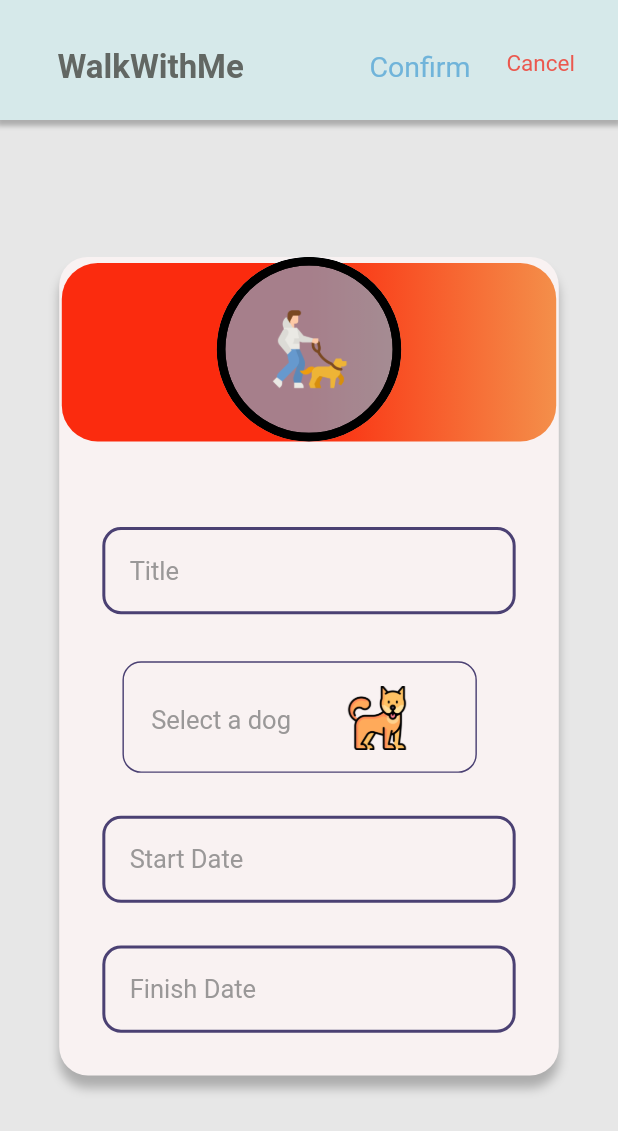
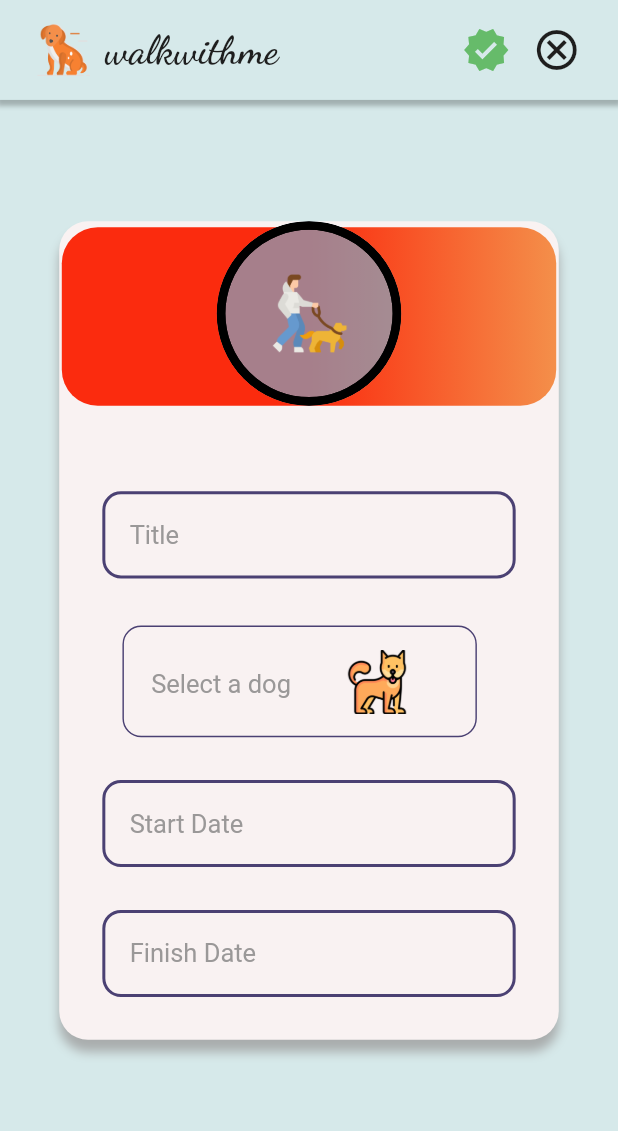
Before and after one commit to SevdaErgun/WalkWithMe, a Flutter app: the AddScheduleForWalkersScreen screen opened by its route, on a phone screen of 412 x 824 dp. Shown: the top 1131 px of the screen. Run offline on Flutter 3.47's test engine with Material 2 defaults, Android fonts, the phone set to English and light mode, and no system bars; our stand-ins replace cached_network_image, connectivity_plus, flutter_svg, get, shared_preferences, sqflite; accounts and stored records are empty.

Commit message:
appbar v2 added

```diff
--- a/lib/presentation/add_schedule_for_walkers_screen/add_schedule_for_walkers_screen.dart
+++ b/lib/presentation/add_schedule_for_walkers_screen/add_schedule_for_walkers_screen.dart
@@ -14,31 +14,34 @@ class AddScheduleForWalkersScreen
   Widget build(BuildContext context) {
     return SafeArea(
       child: Scaffold(
-        backgroundColor: ColorConstant.gray200,
+        backgroundColor: ColorConstant.projectBackground,
         appBar: CustomAppBar(
           height: getVerticalSize(
-            95,
+            70,
           ),
           title: AppbarTitle(
-            text: "lbl_walkwithme2".tr,
+            text: "walkwithme".tr,
             margin: getMargin(
-              left: 40,
+              left: 26,
             ),
           ),
           actions: [
-            AppbarSubtitle2(
-              text: "lbl_confirm".tr,
-              margin: getMargin(
-                top: 35,
-                right: 15,
+            Container(
+              child: Icon(
+                Icons.verified,
+                color: Colors.green.shade400,
+                size: 32,
               ),
             ),
-            AppbarSubtitle1(
-              text: "lbl_cancel".tr,
-              margin: getMargin(
-                left: 10,
-                top: 35,
-                right: 30,
+            SizedBox(
+              width: 15,
+            ),
+            Container(
+              margin: getMargin(right: 26),
+              child: Icon(
+                Icons.cancel_outlined,
+                color: ColorConstant.blackText,
+                size: 32,
               ),
             ),
           ],
--- a/lib/presentation/dogs_screen/dogs_screen.dart
+++ b/lib/presentation/dogs_screen/dogs_screen.dart
@@ -28,9 +28,9 @@ class DogsScreen extends GetWidget<DogsController> {
             70,
           ),
           title: AppbarTitle(
-            text: "lbl_walkwithme2".tr,
+            text: "walkwithme".tr,
             margin: getMargin(
-              left: 40,
+              left: 26,
             ),
           ),
           actions: [
--- a/lib/presentation/history_screen/history_screen.dart
+++ b/lib/presentation/history_screen/history_screen.dart
@@ -21,9 +21,9 @@ class HistoryScreen extends GetWidget<HistoryController> {
         appBar: CustomAppBar(
           height: 70,
           title: AppbarTitle(
-            text: "lbl_walkwithme2".tr,
+            text: "walkwithme".tr,
             margin: getMargin(
-              left: 30,
+              left: 26,
             ),
           ),
           actions: [
--- a/lib/presentation/home_screen/home_screen.dart
+++ b/lib/presentation/home_screen/home_screen.dart
@@ -17,9 +17,9 @@ class HomeScreen extends GetWidget<HomeController> {
         appBar: CustomAppBar(
           height: 70,
           title: AppbarTitle(
-            text: "lbl_walkwithme2".tr,
+            text: "walkwithme".tr,
             margin: getMargin(
-              left: 30,
+              left: 26,
             ),
           ),
           actions: [
@@ -37,7 +37,7 @@ class HomeScreen extends GetWidget<HomeController> {
               width: 20,
             ),
             Container(
-              margin: EdgeInsets.only(right: 25),
+              margin: EdgeInsets.only(right: 26),
               child: Icon(
                 Icons.notifications_outlined,
                 color: Colors.black,
--- a/lib/widgets/app_bar/appbar_title.dart
+++ b/lib/widgets/app_bar/appbar_title.dart
@@ -23,15 +23,23 @@ class AppbarTitle extends StatelessWidget {
       },
       child: Padding(
           padding: margin ?? EdgeInsets.zero,
-        child: Text(
+          child: Row(children: [
+            Image.asset(
+              ImageConstant.imgProjectLogo,
+              width: 35,
+            ),
+            SizedBox(
+              width: 10,
+            ),
+            Text(
               text,
               overflow: TextOverflow.ellipsis,
               textAlign: TextAlign.left,
-          style: AppStyle.txtRobotoRomanBlack32.copyWith(
-            color: ColorConstant.gray70001,
+              style: AppStyle.txtDancingScript.copyWith(
+                color: ColorConstant.blackText,
               ),
             ),
-      ),
+          ])),
     );
   }
 }
```
Also changed, not shown: lib/presentation/add_dog_screen/add_dog_screen.dart (+18 -15 lines), lib/presentation/profile_screen/profile_screen.dart (+15 -20 lines), lib/presentation/update_profile_screen/update_profile_screen.dart (+18 -12 lines). Lines whose indentation alone changed are shown as unchanged.
